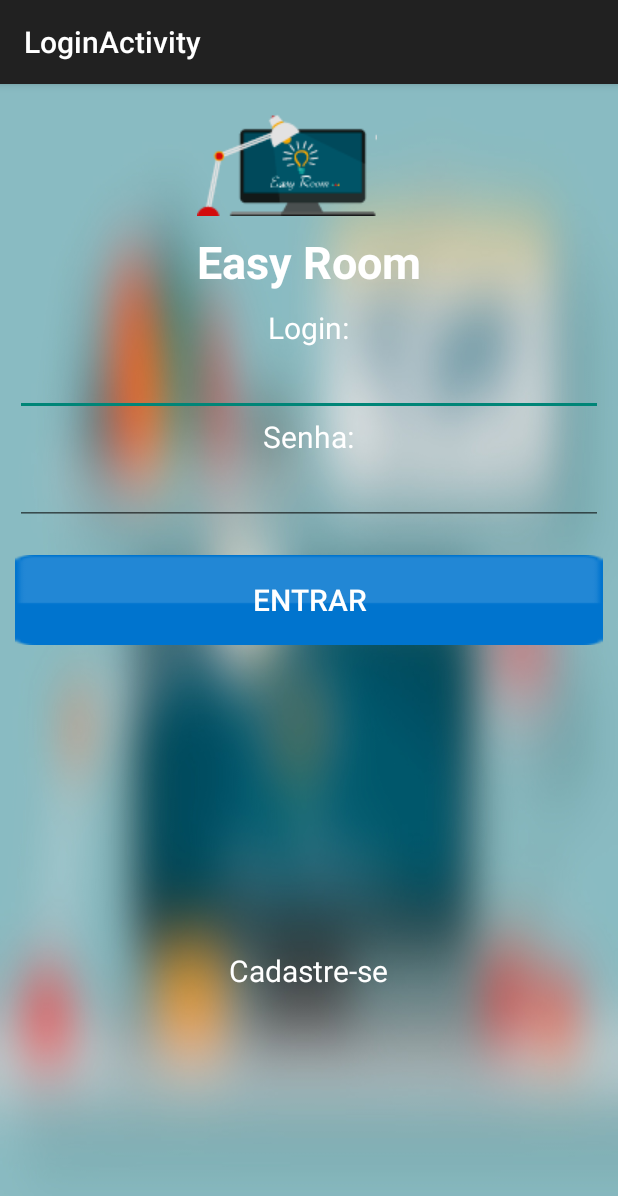
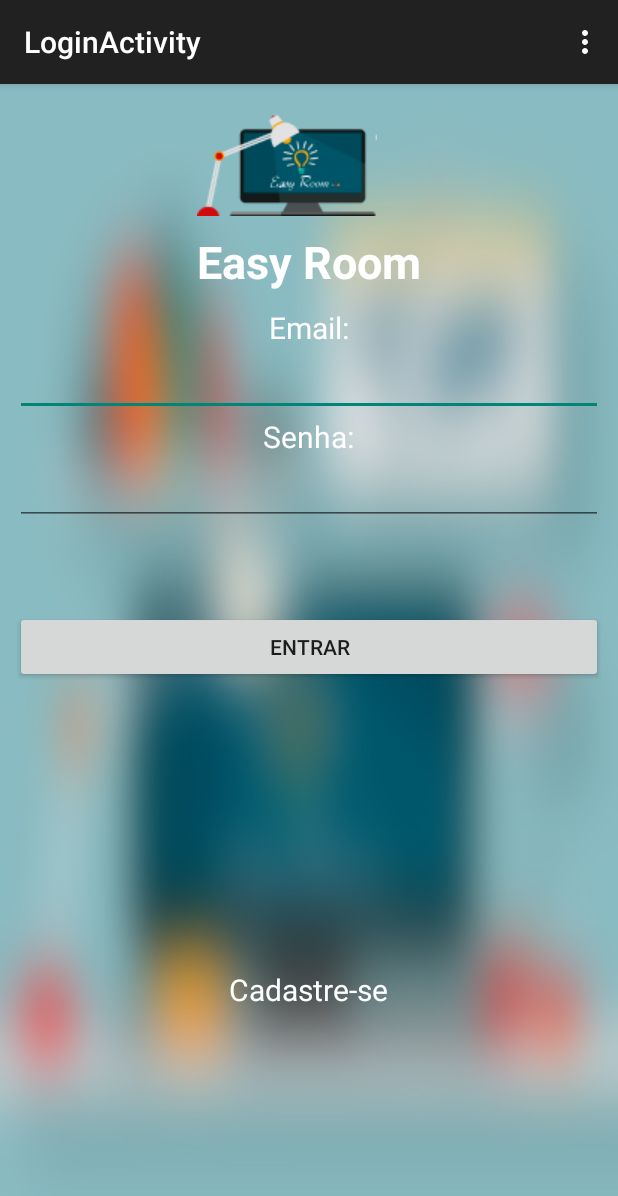
Before and after one commit to mariojor/EasyRoomDev, an Android app: the LoginActivity screen opened directly, with no data from a screen before it, on a phone screen of 412 x 824 dp. Shown: the top 1196 px of the screen. Run offline under Robolectric (Android 15) with nearby library versions, the phone set to English and light mode, and no system bars.

Commit message:
Revert "e"
This reverts commit 5c7b893da2e6f3f24a6b6b1e91debef4b61f7579.

```diff
--- a/EasyRoom/app/src/main/java/app/easyroom/com/br/LoginActivity.java
+++ b/EasyRoom/app/src/main/java/app/easyroom/com/br/LoginActivity.java
@@ -3,12 +3,25 @@ package app.easyroom.com.br;
 import android.content.Intent;
 import android.support.v7.app.ActionBarActivity;
 import android.os.Bundle;
+import android.view.Menu;
+import android.view.MenuItem;
 import android.view.View;
+import android.widget.Button;
+import android.widget.EditText;
 import android.widget.TextView;
+import android.widget.Toast;
+
+import app.easyroom.com.br.Model.Usuario;
+import app.easyroom.com.br.RepositorioWS.UsuarioREST;
+
+import static android.widget.Toast.LENGTH_SHORT;
 
 
 public class LoginActivity extends ActionBarActivity {
 
+    EditText email;
+    EditText senha;
+    Button btnEntrar;
     TextView btnCadastro;
 
     @Override
@@ -16,7 +29,10 @@ public class LoginActivity extends ActionBarActivity {
         super.onCreate(savedInstanceState);
         setContentView(R.layout.activity_login);
 
-        btnCadastro = (TextView) findViewById(R.id.telaLoginBtnCadastro);
+       email = (EditText) findViewById(R.id.telaLoginCampoEmail);
+       senha = (EditText) findViewById(R.id.telaLogincampoSenha);
+       btnEntrar = (Button) findViewById(R.id.telaLoginBtnEntrar);
+       btnCadastro = (TextView) findViewById(R.id.telaLoginBtnCadastro);
 
         btnCadastro.setOnClickListener(new View.OnClickListener() {
             @Override
@@ -26,4 +42,53 @@ public class LoginActivity extends ActionBarActivity {
             }
         });
     }
+
+    @Override
+    public boolean onCreateOptionsMenu(Menu menu) {
+        // Inflate the menu; this adds items to the action bar if it is present.
+        getMenuInflater().inflate(R.menu.menu_login, menu);
+        return true;
+    }
+
+    @Override
+    public boolean onOptionsItemSelected(MenuItem item) {
+        // Handle action bar item clicks here. The action bar will
+        // automatically handle clicks on the Home/Up button, so long
+        // as you specify a parent activity in AndroidManifest.xml.
+        int id = item.getItemId();
+
+        //noinspection SimplifiableIfStatement
+        if (id == R.id.action_settings) {
+            return true;
+        }
+
+        return super.onOptionsItemSelected(item);
+    }
+
+    public void validarLogin(View v){
+
+        Usuario use = new Usuario(email.getText().toString(),senha.getText().toString());
+
+        UsuarioREST cliREST = new UsuarioREST();
+
+        try {
+            String resposta = cliREST.validarLogin(use);
+
+            if(resposta.equals("true")){
+                Intent telaCadastro = new Intent(LoginActivity.this, VerQuartoActivity.class);
+                startActivity(telaCadastro);
+            }else{
+                Toast.makeText(this, "Login ou senha imcompativeis!!!", LENGTH_SHORT).show();
+                Intent telaCadastro = new Intent(LoginActivity.this, CadastrarUsuarioActivity.class);
+                startActivity(telaCadastro);
+            }
+
+        } catch (Exception e) {
+            Toast.makeText(this, "Erro ao efetuar login login ou senha não conferem", LENGTH_SHORT).show();
+            e.printStackTrace();
+            //   gerarToast(e.getMessage());
+
+        }
+
+    }
 }
--- a/EasyRoom/app/src/main/java/app/easyroom/com/br/MainActivity.java
+++ b/EasyRoom/app/src/main/java/app/easyroom/com/br/MainActivity.java
@@ -5,6 +5,7 @@ import android.os.Bundle;
 import android.os.StrictMode;
 import android.support.v7.app.ActionBarActivity;
 import android.view.View;
+import android.webkit.WebView;
 import android.widget.LinearLayout;
 
 
--- a/EasyRoom/app/src/main/java/app/easyroom/com/br/RepositorioWS/AnuncioRest.java
+++ b/EasyRoom/app/src/main/java/app/easyroom/com/br/RepositorioWS/AnuncioRest.java
@@ -15,7 +15,7 @@ import app.easyroom.com.br.Model.Oferta;
  * Created by Saulo on 11/04/2015.
  */
 public class AnuncioRest {
-    private static final String URL_WS = "http://192.168.43.84:8080/ExConsumirWS/cliente/";
+    private static final String URL_WS = "http://192.168.0.106:8080/ExConsumirWS/cliente/";
     public String CadastrarAnuncio(Oferta anuncio) throws Exception{
         Gson gson = new Gson();
         String anuncioJSON = gson.toJson(anuncio);
--- a/EasyRoom/app/src/main/res/layout/activity_cadastrar_usuario.xml
+++ b/EasyRoom/app/src/main/res/layout/activity_cadastrar_usuario.xml
@@ -83,6 +83,7 @@
         <EditText
             android:id="@+id/edt_senha_usuario"
             android:inputType="textPassword"
+            android:maxLength="8"
             android:layout_width="fill_parent"
             android:layout_height="wrap_content" />
     </LinearLayout>
@@ -105,6 +106,7 @@
         <EditText
             android:id="@+id/edt_fone_usuario"
             android:inputType="phone"
+            android:maxLength="11"
             android:layout_width="fill_parent"
             android:layout_height="wrap_content" />
     </LinearLayout>
@@ -119,7 +121,7 @@
             android:layout_height="wrap_content"
             android:background="@drawable/bt_entrar"
             android:text="CADASTRAR"
-            android:onClick="CadastraUsuario"
+            android:onClick="cadastrarUsuario"
             android:textColor="#fff"
             android:textSize="20sp"
             android:textStyle="bold" />
--- a/EasyRoom/app/src/main/res/layout/activity_login.xml
+++ b/EasyRoom/app/src/main/res/layout/activity_login.xml
@@ -39,12 +39,12 @@
         <TextView
             android:layout_width="wrap_content"
             android:layout_height="wrap_content"
-            android:text="Login:"
+            android:text="Email:"
             android:textColor="#fff"
             android:textSize="20sp" />
 
         <EditText
-            android:id="@+id/telaLoginCampoLogin"
+            android:id="@+id/telaLoginCampoEmail"
             android:layout_width="fill_parent"
             android:layout_height="wrap_content" />
 
@@ -59,15 +59,16 @@
             android:id="@+id/telaLogincampoSenha"
             android:layout_width="fill_parent"
             android:layout_height="wrap_content" />
-
         <Button
-            android:layout_width="fill_parent"
+            android:layout_width="match_parent"
             android:layout_height="wrap_content"
-            android:layout_marginTop="20dp"
-            android:background="@drawable/bt_entrar"
             android:text="ENTRAR"
-            android:textColor="#fff"
-            android:textSize="20sp" />
+            android:id="@+id/telaLoginBtnEntrar"
+            android:onClick="validarLogin"
+            android:layout_below="@+id/edt_valor_quarto"
+            android:layout_alignParentLeft="true"
+            android:layout_alignParentStart="true"
+            android:layout_marginTop="57dp" />
 
         <LinearLayout
             android:layout_width="match_parent"
@@ -85,5 +86,7 @@
 
         </LinearLayout>
 
-    </LinearLayout>
+       </LinearLayout>
+
+
 </LinearLayout>
```
Also changed, not shown: EasyRoom/app/src/main/java/app/easyroom/com/br/CadastrarUsuarioActivity.java (+14 -9 lines), EasyRoom/app/src/main/java/app/easyroom/com/br/Model/Usuario.java (+11 -7 lines), EasyRoom/app/src/main/java/app/easyroom/com/br/RepositorioWS/UsuarioREST.java (+14 -9 lines).
